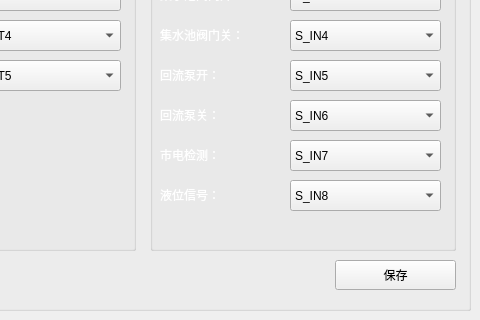
Qt form frmconfig.ui (msq123sjl/scy_ys) before a commit; both pictures show x 320 to 800 and y 160 to 480 of the 800 by 480 pixel window.
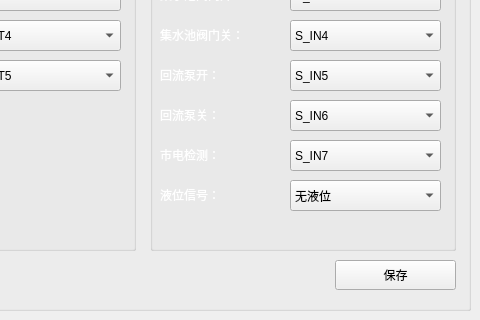
The same form after that commit. The open tabs and pages were chosen to show the change. Icons and pictures are not drawn. Custom widgets are drawn as their Qt base class.

Commit message: DTU死机问题、添加液位开关、添加TOC-4200协议、添加天泽氨氮、COD,中绿氨氮、COD,哈希COD等反控

Patch:
```diff
--- a/frmconfig.ui
+++ b/frmconfig.ui
@@ -3323,7 +3323,7 @@
          </rect>
         </property>
         <property name="currentIndex">
-         <number>7</number>
+         <number>12</number>
         </property>
         <item>
          <property name="text">
@@ -3385,6 +3385,11 @@
           <string>S_IN12</string>
          </property>
         </item>
+        <item>
+         <property name="text">
+          <string>无液位</string>
+         </property>
+        </item>
        </widget>
       </widget>
       <widget class="QGroupBox" name="group_out">
```
Left out of the diff: 6 changed lines with no effect on the pictures. The commit also changes 14 other files.
